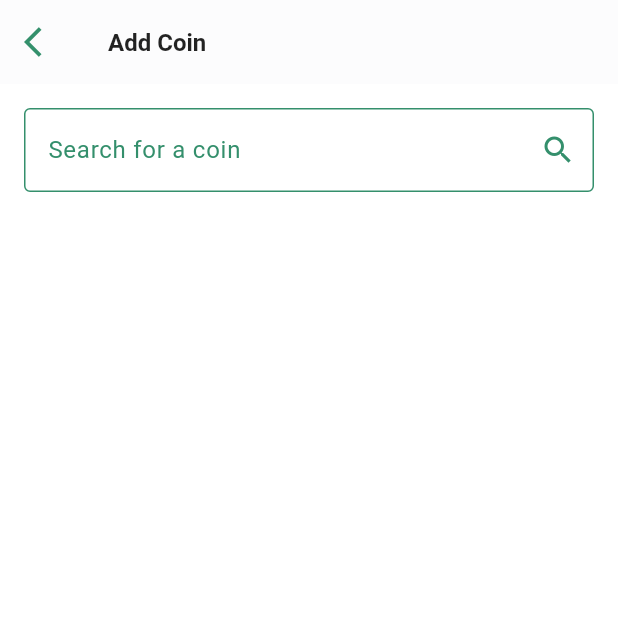
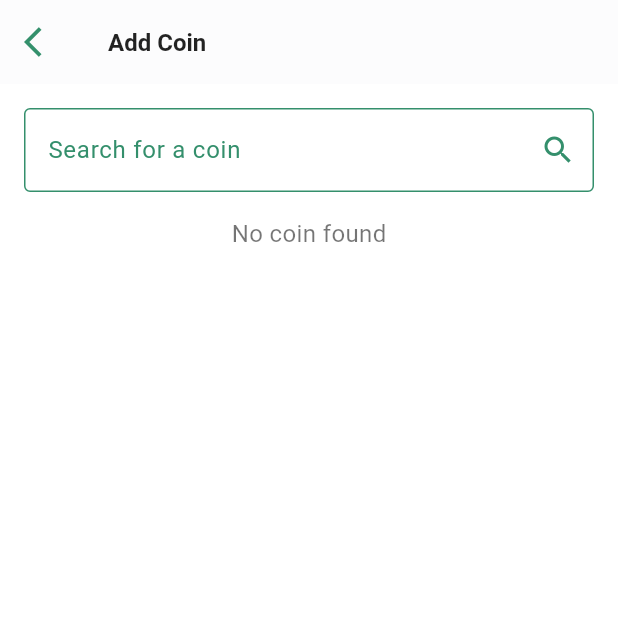
Before and after one commit to abdGhost/rwa_tracker_new_v2, a Flutter app: the AddCoinNew screen opened directly, on a phone screen of 412 x 824 dp, the top half of it. Run offline on Flutter 3.47's test engine with Material 3 defaults, Android fonts, the phone set to English and light mode, and no system bars; our stand-ins replace carousel_slider, fl_chart, font_awesome_flutter, google_fonts, logger, shared_preferences and 1 more; accounts and stored records are empty.

Commit message:
added coin search

```diff
--- a/lib/screens/add_coin_new_v3.dart
+++ b/lib/screens/add_coin_new_v3.dart
@@ -1,6 +1,9 @@
 import 'package:flutter/material.dart';
 import 'package:http/http.dart' as http;
 import 'dart:convert';
+import '../api/api_service.dart';
+import '../model/coin_detail.dart';
+import 'dart:async';
 
 class AddCoinNew extends StatefulWidget {
   const AddCoinNew({super.key});
@@ -12,39 +15,80 @@ class AddCoinNew extends StatefulWidget {
 class _AddCoinNewState extends State<AddCoinNew> {
   final TextEditingController _searchController = TextEditingController();
   final TextEditingController _amountController = TextEditingController();
+  final TextEditingController _purchasePriceController =
+      TextEditingController();
   List<dynamic> _searchResults = [];
   bool _isLoading = false;
   bool _showSearchResults = true;
   dynamic _selectedCoin;
-  Map<String, dynamic>? _coinDetails;
+  CoinDetail? _coinDetails;
   DateTime? _selectedDate;
+  final ApiService _apiService = ApiService();
+  Timer? _debounce;
 
-  Future<void> _searchCoins(String query) async {
-    if (query.isEmpty) {
+  @override
+  void initState() {
+    super.initState();
+    _searchController.addListener(_onSearchChanged);
+  }
+
+  @override
+  void dispose() {
+    _searchController.removeListener(_onSearchChanged);
+    _searchController.dispose();
+    _amountController.dispose();
+    _purchasePriceController.dispose();
+    _debounce?.cancel();
+    super.dispose();
+  }
+
+  void _onSearchChanged() {
+    if (_debounce?.isActive ?? false) _debounce?.cancel();
+    _debounce = Timer(const Duration(milliseconds: 500), () {
+      if (_searchController.text.isNotEmpty) {
+        _searchCoins(_searchController.text);
+      } else {
         setState(() {
           _searchResults = [];
           _showSearchResults = false;
         });
-      return;
+      }
+    });
   }
 
+  Future<void> _searchCoins(String query) async {
     setState(() {
       _isLoading = true;
+      _searchResults = [];
       _selectedCoin = null;
       _showSearchResults = true;
     });
 
-    final url =
-        Uri.parse('https://api.coingecko.com/api/v3/search?query=$query');
+    final url = Uri.parse(
+        'https://rwa-f1623a22e3ed.herokuapp.com/api/currencies?page=1&size=30&category=$query');
     final response = await http.get(url);
+
+    print('Response status: ${response.statusCode}');
+    print('Response body for search : ${response.body}');
 
     if (response.statusCode == 200) {
       final data = json.decode(response.body);
+      print('Decoded data: $data'); // Log the decoded data for debugging
+
+      if (data != null && data['currency'] is List) {
         setState(() {
-        _searchResults = data['coins'];
+          _searchResults = data['currency'];
         });
       } else {
-      // Handle the error
+        setState(() {
+          _searchResults = [];
+        });
+      }
+    } else {
+      // Handle the error appropriately
+      setState(() {
+        _searchResults = [];
+      });
     }
 
     setState(() {
@@ -53,16 +97,13 @@ class _AddCoinNewState extends State<AddCoinNew> {
   }
 
   Future<void> _getCoinDetails(String id) async {
-    final url = Uri.parse('https://api.coingecko.com/api/v3/coins/$id');
-    final response = await http.get(url);
-
-    if (response.statusCode == 200) {
-      final data = json.decode(response.body);
+    try {
+      final coinDetails = await _apiService.coinDetails(id);
       setState(() {
-        _coinDetails = data;
+        _coinDetails = coinDetails;
       });
-    } else {
-      // Handle the error
+    } catch (e) {
+      print('Error fetching coin details: $e');
     }
   }
 
@@ -81,23 +122,21 @@ class _AddCoinNewState extends State<AddCoinNew> {
   }
 
   String _calculateProfitOrLoss() {
-    if (_amountController.text.isEmpty || _coinDetails == null) {
+    if (_amountController.text.isEmpty ||
+        _purchasePriceController.text.isEmpty ||
+        _coinDetails == null) {
       return '';
     }
 
     double amount = double.parse(_amountController.text);
+    double purchasePrice = double.parse(_purchasePriceController.text);
     double currentPrice =
-        _coinDetails?['market_data']['current_price']['usd'] ?? 0;
-    double profitOrLoss = amount * currentPrice;
+        _coinDetails?.detail.marketData.currentPrice['usd'] ?? 0;
+    double profitOrLoss = (currentPrice - purchasePrice) * amount;
 
-    return 'Current Value: \$${profitOrLoss.toStringAsFixed(2)}';
-  }
-
-  @override
-  void dispose() {
-    _searchController.dispose();
-    _amountController.dispose();
-    super.dispose();
+    return profitOrLoss >= 0
+        ? 'Profit: \$${profitOrLoss.toStringAsFixed(2)}'
+        : 'Loss: \$${profitOrLoss.abs().toStringAsFixed(2)}';
   }
 
   @override
@@ -124,7 +163,8 @@ class _AddCoinNewState extends State<AddCoinNew> {
         ),
         elevation: 0.3,
       ),
-      body: Padding(
+      body: SingleChildScrollView(
+        child: Padding(
           padding: const EdgeInsets.all(16.0),
           child: Column(
             children: [
@@ -142,10 +182,8 @@ class _AddCoinNewState extends State<AddCoinNew> {
                   enabledBorder: const OutlineInputBorder(
                     borderSide: BorderSide(color: Color(0xFF348f6c)),
                   ),
-                suffixIcon: const Icon(
-                  Icons.search,
-                  color: Color(0xFF348f6c),
-                ),
+                  suffixIcon:
+                      const Icon(Icons.search, color: Color(0xFF348f6c)),
                   hintText: 'Search for a coin',
                   hintStyle: const TextStyle(
                     color: Color(0xFF348f6c),
@@ -156,9 +194,6 @@ class _AddCoinNewState extends State<AddCoinNew> {
                 style: const TextStyle(
                   color: Colors.black54,
                 ),
-              onChanged: (value) {
-                _searchCoins(value);
-              },
               ),
               const SizedBox(height: 16.0),
               _isLoading
@@ -166,23 +201,33 @@ class _AddCoinNewState extends State<AddCoinNew> {
                       color: Color(0xFF348f6c),
                     )
                   : _showSearchResults
-                    ? Expanded(
-                        child: ListView.builder(
+                      ? _searchResults.isNotEmpty
+                          ? ListView.builder(
+                              shrinkWrap: true,
+                              physics: const NeverScrollableScrollPhysics(),
                               itemCount: _searchResults.length,
                               itemBuilder: (context, index) {
                                 final coin = _searchResults[index];
                                 return ListTile(
-                              leading: Image.network(coin['thumb']),
+                                  leading: Image.network(
+                                    coin['image'],
+                                    width: 40,
+                                    height: 40,
+                                  ),
                                   title: Text(
                                     coin['name'],
                                     style: const TextStyle(
                                       color: Colors.black87,
+                                      fontWeight: FontWeight.w600,
+                                      fontSize: 14,
                                     ),
                                   ),
                                   subtitle: Text(
                                     coin['symbol'],
                                     style: const TextStyle(
                                       color: Colors.black54,
+                                      fontWeight: FontWeight.w600,
+                                      fontSize: 14,
                                     ),
                                   ),
                                   onTap: () async {
@@ -192,16 +237,25 @@ class _AddCoinNewState extends State<AddCoinNew> {
                                       _showSearchResults = false;
                                       _searchController.clear();
                                     });
+                                    FocusScope.of(context).unfocus();
                                   },
                                 );
                               },
+                            )
+                          : const Center(
+                              child: Text(
+                                'No coin found',
+                                style: TextStyle(
+                                  color: Colors.black54,
+                                  fontSize: 16,
+                                ),
                               ),
                             )
                       : Container(),
               _selectedCoin != null && _coinDetails != null
-                ? Expanded(
-                    child: Card(
-                      color: const Color(0xFF222224),
+                  ? Card(
+                      elevation: 0,
+                      color: Colors.white,
                       margin: const EdgeInsets.only(top: 16.0),
                       child: Padding(
                         padding: const EdgeInsets.all(16.0),
@@ -211,17 +265,20 @@ class _AddCoinNewState extends State<AddCoinNew> {
                             Row(
                               children: [
                                 Image.network(
-                                  _selectedCoin['thumb'],
+                                  _selectedCoin['image'],
                                   height: 50,
                                   width: 50,
                                 ),
                                 const SizedBox(width: 16.0),
-                                Text(
+                                Container(
+                                  width: 200,
+                                  child: Text(
                                     _selectedCoin['name'],
                                     style: const TextStyle(
-                                    fontSize: 24.0,
+                                      fontSize: 18.0,
                                       fontWeight: FontWeight.bold,
-                                    color: Colors.white,
+                                      color: Colors.black87,
+                                    ),
                                   ),
                                 ),
                               ],
@@ -230,25 +287,33 @@ class _AddCoinNewState extends State<AddCoinNew> {
                             Text(
                               'Symbol: ${_selectedCoin['symbol']}',
                               style: const TextStyle(
-                                  fontSize: 18.0, color: Colors.white),
+                                fontSize: 18.0,
+                                color: Colors.black54,
+                              ),
                             ),
                             const SizedBox(height: 8.0),
                             Text(
                               'Market Cap Rank: ${_selectedCoin['market_cap_rank'] ?? 'N/A'}',
                               style: const TextStyle(
-                                  fontSize: 18.0, color: Colors.white),
+                                fontSize: 18.0,
+                                color: Colors.black54,
+                              ),
                             ),
                             const SizedBox(height: 8.0),
                             Text(
-                              'Current Price: \$${_coinDetails?['market_data']['current_price']['usd'] ?? 'N/A'}',
+                              'Current Price: \$${_coinDetails?.detail.marketData.currentPrice['usd'] ?? 'N/A'}',
                               style: const TextStyle(
-                                  fontSize: 18.0, color: Colors.white),
+                                fontSize: 18.0,
+                                color: Colors.black54,
+                              ),
                             ),
                             const SizedBox(height: 8.0),
                             Text(
-                              'Total Market Cap: \$${_coinDetails?['market_data']['market_cap']['usd'] ?? 'N/A'}',
+                              'Total Market Cap: \$${_coinDetails?.detail.marketData.marketCap['usd'] ?? 'N/A'}',
                               style: const TextStyle(
-                                  fontSize: 18.0, color: Colors.white),
+                                fontSize: 18.0,
+                                color: Colors.black54,
+                              ),
                             ),
                             const SizedBox(height: 16.0),
                             TextField(
@@ -277,10 +342,40 @@ class _AddCoinNewState extends State<AddCoinNew> {
                               keyboardType: TextInputType.number,
                             ),
                             const SizedBox(height: 16.0),
+                            TextField(
+                              controller: _purchasePriceController,
+                              decoration: InputDecoration(
+                                labelText: 'Enter purchase price per unit',
+                                labelStyle: const TextStyle(
+                                    color: Color.fromRGBO(55, 204, 155, 1.0)),
+                                border: const OutlineInputBorder(
+                                  borderSide: BorderSide(
+                                      color: Color.fromRGBO(55, 204, 155, 1.0)),
+                                ),
+                                focusedBorder: const OutlineInputBorder(
+                                  borderSide: BorderSide(
+                                      color: Color.fromRGBO(55, 204, 155, 1.0)),
+                                ),
+                                enabledBorder: const OutlineInputBorder(
+                                  borderSide: BorderSide(
+                                      color: Color.fromRGBO(55, 204, 155, 1.0)),
+                                ),
+                                hintText: 'Enter purchase price per unit',
+                                hintStyle: const TextStyle(
+                                    color: Color.fromRGBO(55, 204, 155, 1.0)),
+                              ),
+                              style: const TextStyle(color: Colors.white),
+                              keyboardType: TextInputType.number,
+                            ),
+                            const SizedBox(height: 16.0),
                             Row(
                               children: [
                                 ElevatedButton(
                                   onPressed: () => _selectDate(context),
+                                  style: ElevatedButton.styleFrom(
+                                    foregroundColor: Colors.white,
+                                    backgroundColor: const Color(0xFF348f6c),
+                                  ),
                                   child: const Text('Select Purchase Date'),
                                 ),
                                 const SizedBox(width: 16.0),
@@ -290,7 +385,9 @@ class _AddCoinNewState extends State<AddCoinNew> {
                                       : '${_selectedDate!.toLocal()}'
                                           .split(' ')[0],
                                   style: const TextStyle(
-                                      fontSize: 16.0, color: Colors.white),
+                                    fontSize: 16.0,
+                                    color: Colors.black54,
+                                  ),
                                 ),
                               ],
                             ),
@@ -301,6 +398,10 @@ class _AddCoinNewState extends State<AddCoinNew> {
                                   // Trigger the calculation and UI update
                                 });
                               },
+                              style: ElevatedButton.styleFrom(
+                                foregroundColor: Colors.white,
+                                backgroundColor: const Color(0xFF348f6c),
+                              ),
                               child: const Text('Calculate Profit or Loss'),
                             ),
                             const SizedBox(height: 16.0),
@@ -312,12 +413,12 @@ class _AddCoinNewState extends State<AddCoinNew> {
                           ],
                         ),
                       ),
-                    ),
                     )
                   : Container(),
             ],
           ),
         ),
+      ),
     );
   }
 }
--- a/lib/screens/coin_details_screen.dart
+++ b/lib/screens/coin_details_screen.dart
@@ -32,7 +32,7 @@ class _CoinDetailsScreenState extends State<CoinDetailsScreen> {
   @override
   Widget build(BuildContext context) {
     return Scaffold(
-      backgroundColor: Colors.white,
+      backgroundColor: Color(0xfffFDFAF6),
       appBar: AppBar(
         backgroundColor: Colors.white,
         leading: IconButton(
```
Also changed, not shown: lib/screens/dashboard_screen.dart (+6 -4 lines), lib/screens/portfolio_screen.dart (+30 -30 lines), assets/goldfinch.png (added), assets/mantra.png (added), assets/ondo.png (added), assets/origin_trail.png (added), assets/pendle.png (added), assets/xdc.png (added). Lines whose indentation alone changed are shown as unchanged.
